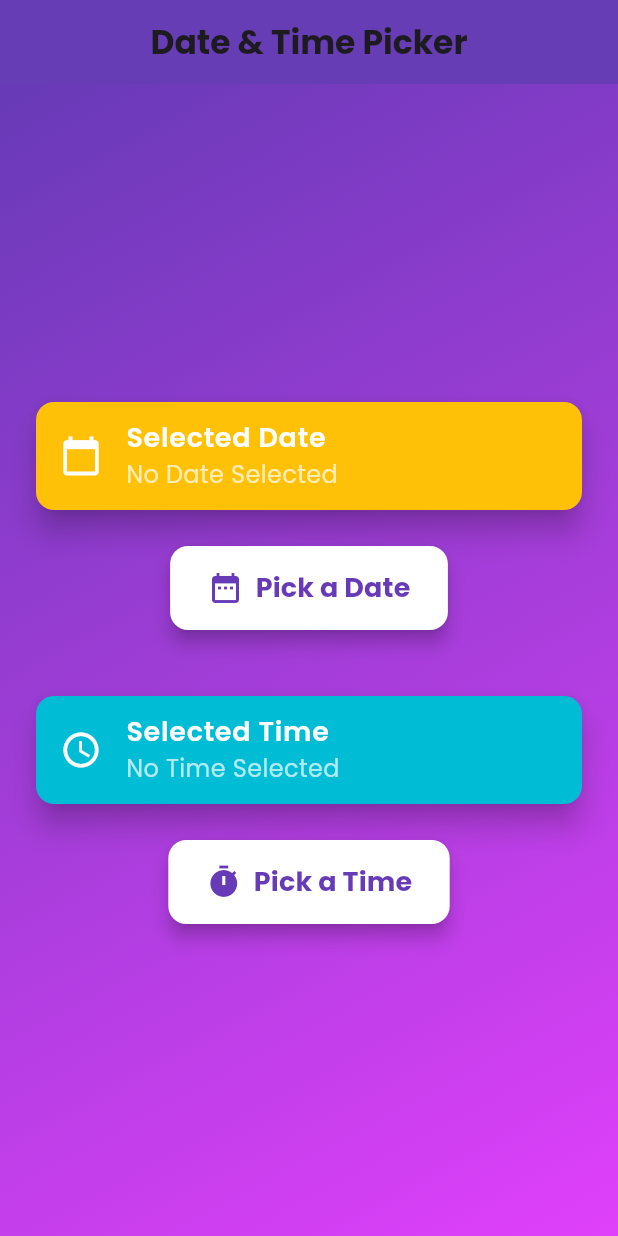
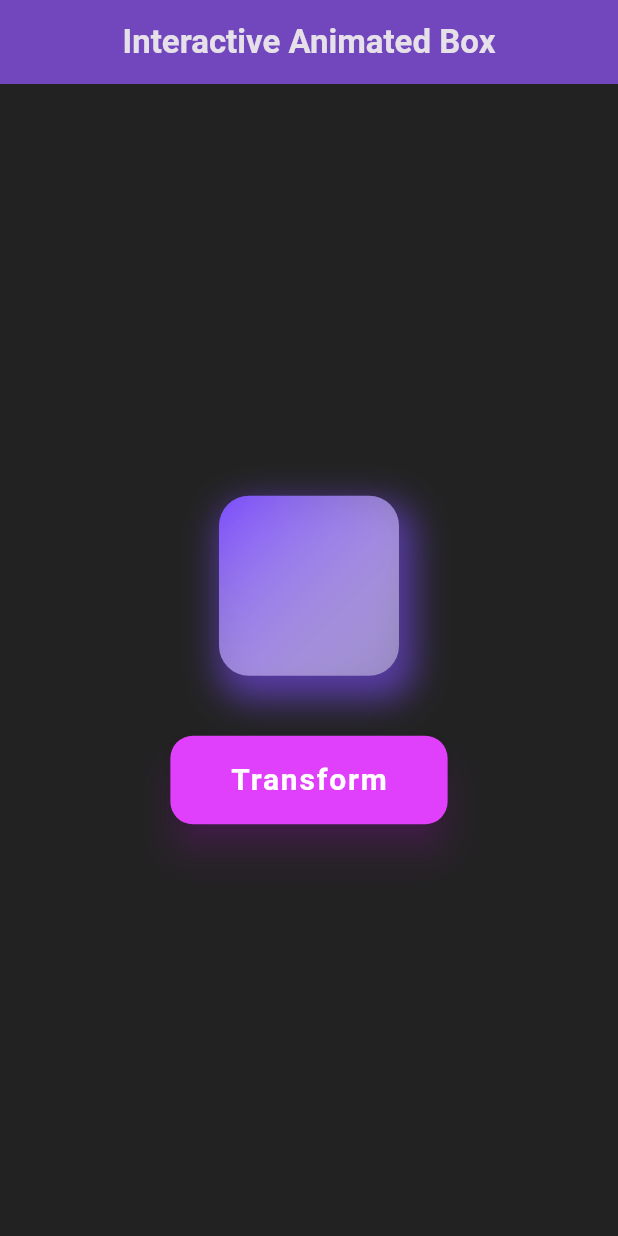
Before and after one commit to turzo1061/tracker_sheet_problems-solved, a Flutter app: the screen it shows after launch, on a phone screen of 412 x 824 dp. Run offline on Flutter 3.47's test engine with Material 3 defaults, Android fonts, the light colour scheme and no system bars.

Commit message:
Problem16

```diff
--- a/tracker_sheet_problems-ec3a87df2a65eda53dead0899a1bc8a41b5bae18/lib/main.dart
+++ b/tracker_sheet_problems-ec3a87df2a65eda53dead0899a1bc8a41b5bae18/lib/main.dart
@@ -1,5 +1,5 @@
 import 'package:flutter/material.dart';
-import 'package:google_fonts/google_fonts.dart';
+import 'dart:math';
 
 void main() {
   runApp(MyApp());
@@ -10,137 +10,105 @@ class MyApp extends StatelessWidget {
   Widget build(BuildContext context) {
     return MaterialApp(
       debugShowCheckedModeBanner: false,
-      title: 'Date & Time Picker',
+      title: 'Interactive Animated Box',
       theme: ThemeData(
-        primarySwatch: Colors.deepPurple,
+        brightness: Brightness.dark,
+        primarySwatch: Colors.purple,
       ),
-      home: HomeScreen(),
+      home: AnimatedContainerScreen(),
     );
   }
 }
 
-class HomeScreen extends StatefulWidget {
+class AnimatedContainerScreen extends StatefulWidget {
   @override
-  _HomeScreenState createState() => _HomeScreenState();
+  _AnimatedContainerScreenState createState() =>
+      _AnimatedContainerScreenState();
 }
 
-class _HomeScreenState extends State<HomeScreen> {
-  DateTime? _selectedDate;
-  TimeOfDay? _selectedTime;
+class _AnimatedContainerScreenState extends State<AnimatedContainerScreen> {
+  double _width = 120;
+  double _height = 120;
+  Color _color = Colors.deepPurpleAccent;
+  double _borderRadius = 20;
 
-  Future<void> _pickDate() async {
-    final DateTime? pickedDate = await showDatePicker(
-      context: context,
-      initialDate: DateTime.now(),
-      firstDate: DateTime(2000),
-      lastDate: DateTime(2100),
+  void _changeContainer() {
+    setState(() {
+      final random = Random();
+
+      _width = random.nextDouble() * 200 + 120; // Range: 120-320
+      _height = random.nextDouble() * 200 + 120;
+      _color = Color.fromRGBO(
+        random.nextInt(256),
+        random.nextInt(256),
+        random.nextInt(256),
+        1,
       );
-    if (pickedDate != null) {
-      setState(() {
-        _selectedDate = pickedDate;
+      _borderRadius = random.nextDouble() * 100; // Random border radius
     });
-    }
-  }
-
-  Future<void> _pickTime() async {
-    final TimeOfDay? pickedTime = await showTimePicker(
-      context: context,
-      initialTime: TimeOfDay.now(),
-    );
-    if (pickedTime != null) {
-      setState(() {
-        _selectedTime = pickedTime;
-      });
-    }
   }
 
   @override
   Widget build(BuildContext context) {
     return Scaffold(
+      backgroundColor: Colors.black87,
       appBar: AppBar(
         title: Text(
-          'Date & Time Picker',
-          style: GoogleFonts.poppins(fontWeight: FontWeight.bold, fontSize: 22),
+          'Interactive Animated Box',
+          style: TextStyle(fontWeight: FontWeight.bold),
         ),
         centerTitle: true,
+        elevation: 5,
         backgroundColor: Colors.deepPurple,
-        elevation: 8,
       ),
-      body: Container(
+      body: Center(
+        child: Column(
+          mainAxisAlignment: MainAxisAlignment.center,
+          children: [
+            AnimatedContainer(
+              duration: Duration(milliseconds: 600),
+              curve: Curves.easeInOutCubic,
+              width: _width,
+              height: _height,
               decoration: BoxDecoration(
                 gradient: LinearGradient(
-            colors: [Colors.deepPurple, Colors.purpleAccent],
+                  colors: [_color, Colors.white.withOpacity(0.4)],
                   begin: Alignment.topLeft,
                   end: Alignment.bottomRight,
                 ),
-        ),
-        child: Center(
-          child: Padding(
-            padding: const EdgeInsets.symmetric(horizontal: 20),
-            child: Column(
-              mainAxisAlignment: MainAxisAlignment.center,
-              children: [
-                _buildInfoCard(
-                  title: "Selected Date",
-                  value: _selectedDate == null
-                      ? "No Date Selected"
-                      : "${_selectedDate!.day}-${_selectedDate!.month}-${_selectedDate!.year}",
-                  icon: Icons.calendar_today,
-                  color: Colors.amber,
-                ),
-                SizedBox(height: 20),
-                _buildButton("Pick a Date", Icons.date_range, _pickDate),
-                SizedBox(height: 40),
-                _buildInfoCard(
-                  title: "Selected Time",
-                  value: _selectedTime == null
-                      ? "No Time Selected"
-                      : _selectedTime!.format(context),
-                  icon: Icons.access_time,
-                  color: Colors.cyan,
-                ),
-                SizedBox(height: 20),
-                _buildButton("Pick a Time", Icons.timer, _pickTime),
+                boxShadow: [
+                  BoxShadow(
+                    color: _color.withOpacity(0.6),
+                    blurRadius: 20,
+                    spreadRadius: 5,
+                    offset: Offset(5, 10),
+                  )
                 ],
+                borderRadius: BorderRadius.circular(_borderRadius),
               ),
             ),
+            SizedBox(height: 40),
+            ElevatedButton(
+              onPressed: _changeContainer,
+              child: Text(
+                'Transform',
+                style: TextStyle(
+                  fontSize: 20,
+                  fontWeight: FontWeight.bold,
+                  letterSpacing: 1.2,
                 ),
               ),
-    );
-  }
-
-  Widget _buildButton(String text, IconData icon, VoidCallback onPressed) {
-    return ElevatedButton.icon(
-      icon: Icon(icon, size: 24),
-      label: Text(
-        text,
-        style: GoogleFonts.poppins(fontSize: 18, fontWeight: FontWeight.bold),
+              style: ElevatedButton.styleFrom(
+                padding: EdgeInsets.symmetric(vertical: 15, horizontal: 40),
+                shape: RoundedRectangleBorder(
+                    borderRadius: BorderRadius.circular(15)),
+                backgroundColor: Colors.purpleAccent,
+                foregroundColor: Colors.white,
+                elevation: 10,
+                shadowColor: Colors.purple,
               ),
-      style: ElevatedButton.styleFrom(
-        padding: EdgeInsets.symmetric(vertical: 15, horizontal: 25),
-        shape: RoundedRectangleBorder(borderRadius: BorderRadius.circular(12)),
-        elevation: 5,
-        backgroundColor: Colors.white,
-        foregroundColor: Colors.deepPurple,
             ),
-      onPressed: onPressed,
-    );
-  }
-
-  Widget _buildInfoCard({required String title, required String value, required IconData icon, required Color color}) {
-    return Card(
-      elevation: 8,
-      shape: RoundedRectangleBorder(borderRadius: BorderRadius.circular(12)),
-      color: color,
-      child: ListTile(
-        leading: Icon(icon, color: Colors.white, size: 28),
-        title: Text(
-          title,
-          style: GoogleFonts.poppins(fontSize: 18, fontWeight: FontWeight.w600, color: Colors.white),
-        ),
-        subtitle: Text(
-          value,
-          style: GoogleFonts.poppins(fontSize: 16, color: Colors.white70),
+          ],
         ),
       ),
     );
```
Lines whose indentation alone changed are shown as unchanged.
